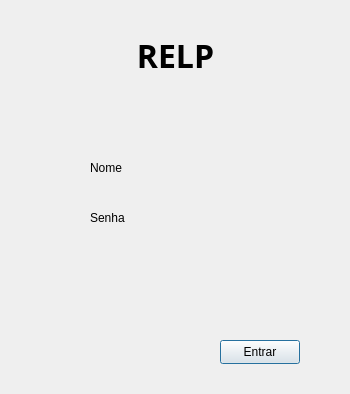
First picture: the form in RELP/login.ui, repository thiagoaraujocampos/trabalho_final_poo, before the edit.
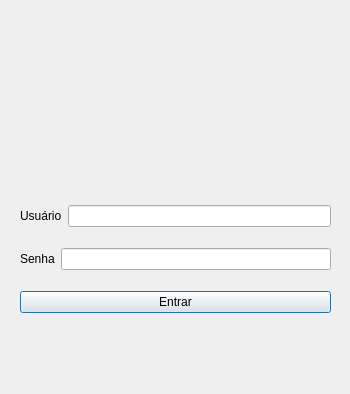
Second picture: the form after the edit. Icons and pictures are not drawn.

Commit message: classes tela principal, login e rep criadas

```diff
--- a/RELP/login.ui
+++ b/RELP/login.ui
@@ -16,65 +16,69 @@
   <widget class="QLabel" name="label">
    <property name="geometry">
     <rect>
-     <x>0</x>
-     <y>20</y>
-     <width>351</width>
-     <height>71</height>
+     <x>70</x>
+     <y>30</y>
+     <width>211</width>
+     <height>111</height>
     </rect>
    </property>
-   <property name="font">
-    <font>
-     <family>Ubuntu Condensed</family>
-     <pointsize>24</pointsize>
-     <weight>75</weight>
-     <bold>true</bold>
-    </font>
-   </property>
    <property name="text">
-    <string>RELP</string>
+    <string/>
    </property>
-   <property name="alignment">
-    <set>Qt::AlignCenter</set>
+   <property name="pixmap">
+    <pixmap>../../../Downloads/spp.jpeg</pixmap>
    </property>
   </widget>
-  <widget class="QLabel" name="label_2">
+  <widget class="QWidget" name="">
    <property name="geometry">
     <rect>
-     <x>90</x>
-     <y>160</y>
-     <width>58</width>
-     <height>16</height>
+     <x>20</x>
+     <y>190</y>
+     <width>311</width>
+     <height>141</height>
     </rect>
    </property>
-   <property name="text">
-    <string>Nome</string>
-   </property>
-  </widget>
-  <widget class="QLabel" name="label_3">
-   <property name="geometry">
-    <rect>
-     <x>90</x>
-     <y>210</y>
-     <width>58</width>
-     <height>16</height>
-    </rect>
-   </property>
-   <property name="text">
-    <string>Senha</string>
-   </property>
-  </widget>
-  <widget class="QPushButton" name="btnLogar">
-   <property name="geometry">
-    <rect>
-     <x>220</x>
-     <y>340</y>
-     <width>80</width>
-     <height>24</height>
-    </rect>
-   </property>
-   <property name="text">
-    <string>Entrar</string>
-   </property>
+   <layout class="QVBoxLayout" name="verticalLayout">
+    <item>
+     <layout class="QHBoxLayout" name="horizontalLayout">
+      <item>
+       <widget class="QLabel" name="label_2">
+        <property name="text">
+         <string>Usuário</string>
+        </property>
+       </widget>
+      </item>
+      <item>
+       <widget class="QLineEdit" name="lineEdit"/>
+      </item>
+     </layout>
+    </item>
+    <item>
+     <layout class="QHBoxLayout" name="horizontalLayout_2">
+      <item>
+       <widget class="QLabel" name="label_3">
+        <property name="text">
+         <string>Senha</string>
+        </property>
+       </widget>
+      </item>
+      <item>
+       <widget class="QLineEdit" name="lineEdit_2">
+        <property name="echoMode">
+         <enum>QLineEdit::Password</enum>
+        </property>
+       </widget>
+      </item>
+     </layout>
+    </item>
+    <item>
+     <widget class="QPushButton" name="btnLogar">
+      <property name="text">
+       <string>Entrar</string>
+      </property>
+     </widget>
+    </item>
+   </layout>
   </widget>
  </widget>
  <resources/>
```
The commit also changes 16 other files.
